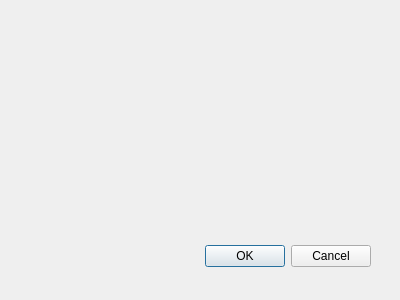
Qt form preferencesform.ui (sidorplugin/HearDemoTrackEasy) before a commit.
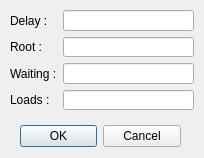
The same form after that commit.

Diff of the .ui file:
```diff
--- a/preferencesform.ui
+++ b/preferencesform.ui
@@ -8,8 +8,8 @@
    <rect>
     <x>0</x>
     <y>0</y>
-    <width>400</width>
-    <height>300</height>
+    <width>204</width>
+    <height>158</height>
    </rect>
   </property>
   <property name="windowTitle">
@@ -18,9 +18,9 @@
   <widget name="buttonBox" class="QDialogButtonBox">
    <property name="geometry">
     <rect>
-     <x>30</x>
-     <y>240</y>
-     <width>341</width>
+     <x>20</x>
+     <y>120</y>
+     <width>161</width>
      <height>32</height>
     </rect>
    </property>
@@ -31,6 +31,58 @@
     <set>QDialogButtonBox::Cancel|QDialogButtonBox::Ok</set>
    </property>
   </widget>
+  <widget class="QWidget" name="layoutWidget">
+   <property name="geometry">
+    <rect>
+     <x>10</x>
+     <y>10</y>
+     <width>184</width>
+     <height>100</height>
+    </rect>
+   </property>
+   <layout class="QGridLayout" name="gridLayout">
+    <item row="3" column="1">
+     <widget class="QLineEdit" name="lineEdit_Loads"/>
+    </item>
+    <item row="0" column="1">
+     <widget class="QLineEdit" name="lineEdit_Delay"/>
+    </item>
+    <item row="3" column="0">
+     <widget class="QLabel" name="label_Loads">
+      <property name="text">
+       <string>Loads :</string>
+      </property>
+     </widget>
+    </item>
+    <item row="0" column="0">
+     <widget class="QLabel" name="label_Delay">
+      <property name="text">
+       <string>Delay :</string>
+      </property>
+     </widget>
+    </item>
+    <item row="1" column="1">
+     <widget class="QLineEdit" name="lineEdit_Root"/>
+    </item>
+    <item row="2" column="1">
+     <widget class="QLineEdit" name="lineEdit_Waiting"/>
+    </item>
+    <item row="1" column="0">
+     <widget class="QLabel" name="label_Root">
+      <property name="text">
+       <string>Root :</string>
+      </property>
+     </widget>
+    </item>
+    <item row="2" column="0">
+     <widget class="QLabel" name="label_Waiting">
+      <property name="text">
+       <string>Waiting :</string>
+      </property>
+     </widget>
+    </item>
+   </layout>
+  </widget>
  </widget>
  <pixmapfunction/>
  <resources/>
```
Left out of the diff: 11 changed lines with no effect on the pictures.
